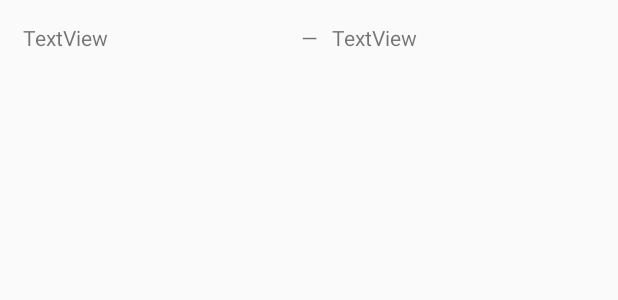
After one commit to Orlinskas/BookRead, an Android app: the layout vocabulary_row.xml on its own in the app's theme, with its tools: preview values and no code run, on a phone screen of 412 x 824 dp. The commit adds this screen. Shown: the top 300 px of the screen. Run offline under Robolectric (Android 15) with nearby library versions, the phone set to English and light mode, and no system bars.

Commit message:
изменение анимации перелистывания, добавлена активность Словарь

```diff
--- a/app/src/main/java/com/orlinskas/bookread/activities/MainActivity.java
+++ b/app/src/main/java/com/orlinskas/bookread/activities/MainActivity.java
@@ -120,6 +120,8 @@ public class MainActivity extends AppCompatActivity
             }
         } else if (id == R.id.nav_library) {
             ActivityOpenHelper.openActivity(getApplicationContext(), LibraryActivity.class);
+        } else if (id == R.id.nav_vocabulary) {
+            ActivityOpenHelper.openActivity(getApplicationContext(), VocabularyActivity.class);
         } else if (id == R.id.nav_settings) {
             ActivityOpenHelper.openActivity(getApplicationContext(), SettingsActivity.class);
         } else if (id == R.id.nav_help) {
--- /dev/null
+++ b/app/src/main/res/layout/vocabulary_row.xml
@@ -0,0 +1,37 @@
+<?xml version="1.0" encoding="utf-8"?>
+
+<RelativeLayout xmlns:android="http://schemas.android.com/apk/res/android"
+    xmlns:app="http://schemas.android.com/apk/res-auto"
+    android:layout_width="fill_parent"
+    android:layout_height="50sp"
+    android:gravity="center_vertical"
+    android:padding="5dip"
+    android:textSize="14sp">
+
+    <TextView
+        android:id="@+id/vocabulary_row_eng_tv"
+        android:layout_width="wrap_content"
+        android:layout_height="wrap_content"
+        android:layout_centerVertical="true"
+        android:layout_marginStart="10dp"
+        android:text="TextView" />
+
+    <TextView
+        android:id="@+id/textView17"
+        android:layout_width="wrap_content"
+        android:layout_height="wrap_content"
+        android:layout_centerInParent="true"
+        android:foregroundGravity="center"
+        android:gravity="center"
+        android:text="—" />
+
+    <TextView
+        android:id="@+id/vocabulary_row_rus_tv"
+        android:layout_width="wrap_content"
+        android:layout_height="wrap_content"
+        android:layout_centerVertical="true"
+        android:layout_marginStart="10dp"
+        android:layout_toEndOf="@+id/textView17"
+        android:text="TextView" />
+
+</RelativeLayout>
--- a/app/src/main/res/menu/activity_main_drawer.xml
+++ b/app/src/main/res/menu/activity_main_drawer.xml
@@ -12,6 +12,10 @@
             android:id="@+id/nav_library"
             android:icon="@drawable/ic_library"
             android:title="@string/nav_library" />
+        <item
+            android:id="@+id/nav_vocabulary"
+            android:icon="@drawable/ic_vocabulary"
+            android:title="Словарь" />
         <item
             android:id="@+id/nav_settings"
             android:icon="@drawable/ic_menu_manage"
```
Also changed, not shown: app/src/main/AndroidManifest.xml (+10 -1 lines), app/src/main/java/com/orlinskas/bookread/activities/ReadActivity.java (+0 -13 lines), app/src/main/java/com/orlinskas/bookread/activities/VocabularyActivity.java (added, +174 -0 lines), app/src/main/res/layout/activity_vocabulary.xml (added, +102 -0 lines), app/src/main/res/drawable-v24/ic_vocabulary.png (added).
